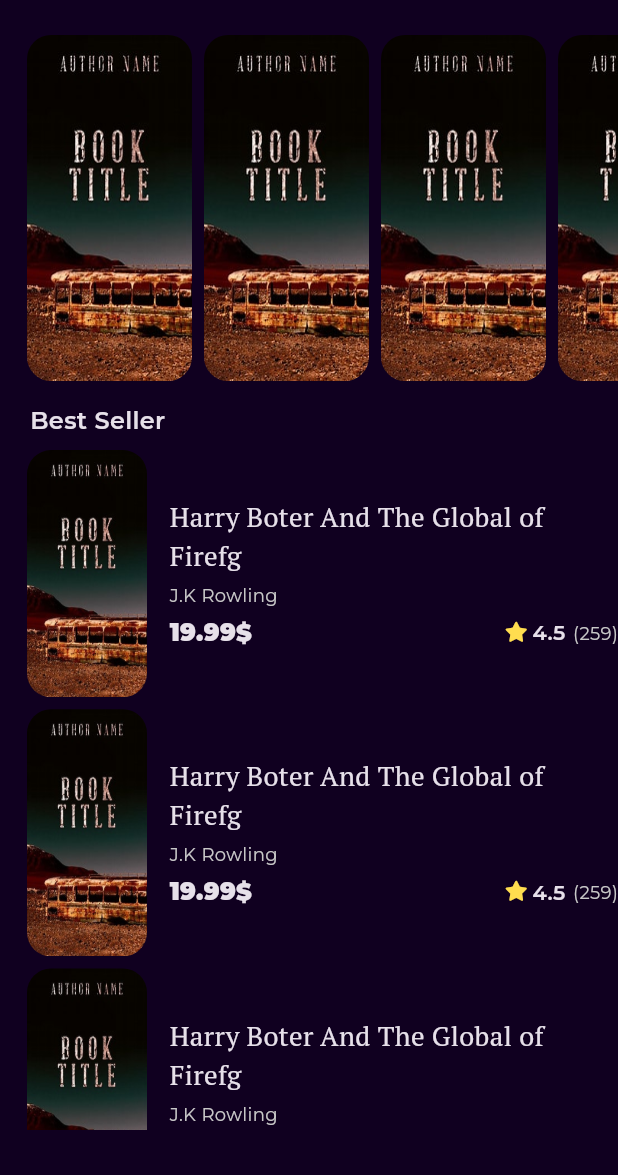
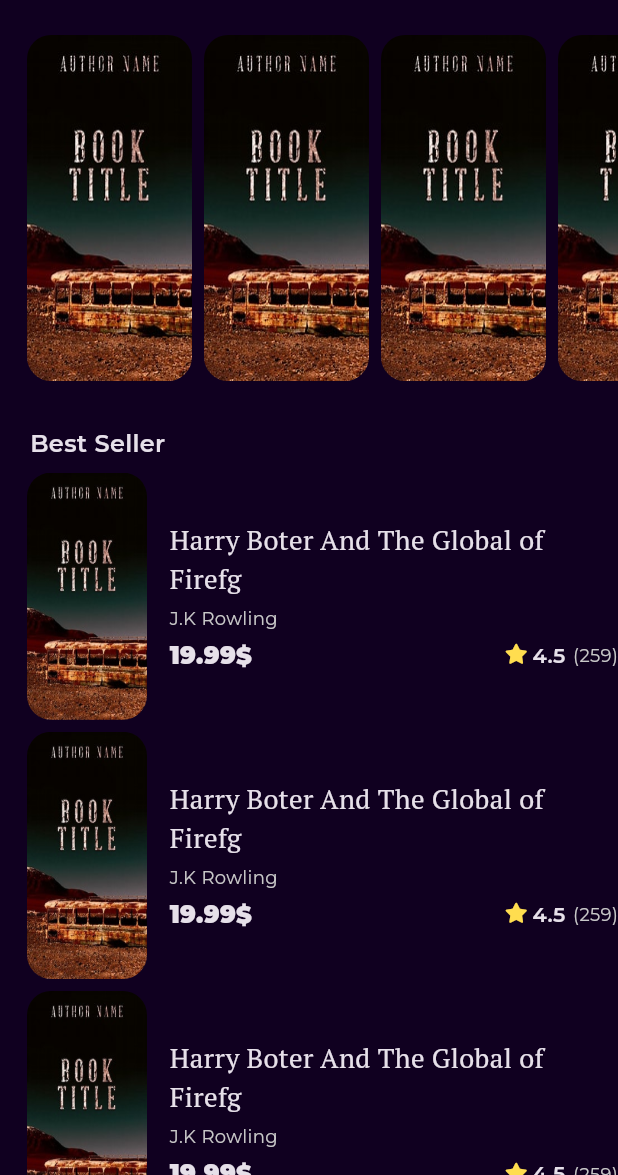
Before and after one commit to marwa-elmasry1/Bookly, a Flutter app: the screen it shows after launch, on a phone screen of 412 x 824 dp, the part 61-1236 px from its top. Run offline on Flutter 3.47's test engine with Material 3 defaults, Android fonts, the phone set to English and light mode, and no system bars; our stand-ins replace font_awesome_flutter, go_router, google_fonts.

```diff
--- /dev/null
+++ b/lib/core/utils/routes.dart
@@ -0,0 +1,20 @@
+import 'package:bookly/features/Home/presentation/views/book_view.dart';
+import 'package:bookly/features/Home/presentation/views/home_view.dart';
+import 'package:bookly/features/Splash/presentation/views/splash_view.dart';
+import 'package:go_router/go_router.dart';
+
+abstract class Routes {
+
+static String kSplashViewPath = '/';
+static String kHomeViewPath= '/homeView';
+static String kBookViewPath = '/bookView';
+
+  static final GoRouter router = GoRouter(
+  routes: [
+    GoRoute(path: kSplashViewPath, builder: (context, state)=> SplashView()),
+    GoRoute(path: kHomeViewPath, builder: (context, state)=> HomeView()),
+    GoRoute(path: kBookViewPath, builder: (context, state)=> BookView()),
+
+  ]
+  );
+}
--- /dev/null
+++ b/lib/features/Home/presentation/views/Home_widgets/best_seller_list_view.dart
@@ -0,0 +1,21 @@
+import 'package:bookly/features/Home/presentation/views/Home_widgets/best_seller_list_view_item.dart';
+import 'package:flutter/material.dart';
+
+class BestSellerListView extends StatelessWidget {
+  const BestSellerListView({super.key});
+
+  @override
+  Widget build(BuildContext context) {
+    return ListView.builder(
+      physics:NeverScrollableScrollPhysics() ,
+      // shrinkWrap: true,
+      padding: EdgeInsets.zero,
+      itemCount: 7,
+      itemBuilder: (context,index){
+      return Padding(
+        padding: const EdgeInsets.only(left: 10.0,top: 8.0),
+        child: BestSellerListViewItem(),
+      );
+    });
+  }
+}
--- a/lib/features/home_screen/presentation/views/widgets/best_seller_list_view_item.dart
+++ b/lib/features/Home/presentation/views/Home_widgets/best_seller_list_view_item.dart
@@ -1,6 +1,6 @@
 import 'package:bookly/core/utils/styles.dart';
 import 'package:bookly/core/widgets/rating.dart';
-import 'package:bookly/features/home_screen/presentation/views/widgets/custom_list_view_item.dart';
+import 'package:bookly/features/Home/presentation/views/Home_widgets/custom_list_view_item.dart';
 import 'package:flutter/material.dart';
 
 class BestSellerListViewItem extends StatelessWidget {
--- a/lib/features/home_screen/presentation/views/widgets/feature_books_list_view.dart
+++ b/lib/features/Home/presentation/views/Home_widgets/feature_books_list_view.dart
@@ -1,5 +1,5 @@
 
-import 'package:bookly/features/home_screen/presentation/views/widgets/custom_list_view_item.dart';
+import 'package:bookly/features/Home/presentation/views/Home_widgets/custom_list_view_item.dart';
 import 'package:flutter/material.dart';
 
 class FeatureBooksListView extends StatelessWidget {
--- /dev/null
+++ b/lib/features/Home/presentation/views/Home_widgets/home_view_body.dart
@@ -0,0 +1,34 @@
+import 'package:bookly/core/utils/styles.dart';
+import 'package:bookly/features/Home/presentation/views/Home_widgets/best_seller_list_view.dart';
+import 'package:bookly/features/Home/presentation/views/Home_widgets/custom_app_bar.dart';
+import 'package:bookly/features/Home/presentation/views/Home_widgets/feature_books_list_view.dart';
+import 'package:flutter/material.dart';
+
+class HomeViewBody extends StatelessWidget {
+  const HomeViewBody({super.key});
+
+  @override
+  Widget build(BuildContext context) {
+return CustomScrollView(
+  slivers: [
+    SliverToBoxAdapter(
+      child: Column(
+      crossAxisAlignment: CrossAxisAlignment.start,
+    children: [
+      CustomAppBar(),
+      FeatureBooksListView(),
+       Padding(
+         padding: const EdgeInsets.only(left: 20.0, top: 30),
+         child: Text('Best Seller',style: Styles.textStyle16),
+       ),
+
+      ]),
+    ),
+    SliverFillRemaining(
+      child:
+       BestSellerListView(),
+    )
+  ],
+);
+  }
+}
--- a/lib/features/home_screen/presentation/views/home_view.dart
+++ b/lib/features/Home/presentation/views/home_view.dart
@@ -1,4 +1,4 @@
-import 'package:bookly/features/home_screen/presentation/views/widgets/home_view_body.dart';
+import 'package:bookly/features/Home/presentation/views/Home_widgets/home_view_body.dart';
 import 'package:flutter/material.dart';
 
 class HomeView extends StatelessWidget {
--- a/lib/features/splash_screen/presentation/views/splash_view.dart
+++ b/lib/features/Splash/presentation/views/splash_view.dart
@@ -1,4 +1,4 @@
-import 'package:bookly/features/splash_screen/presentation/views/widgets/splash_view_body.dart';
+import 'package:bookly/features/Splash/presentation/views/widgets/splash_view_body.dart';
 import 'package:flutter/material.dart';
 
 class SplashView extends StatelessWidget {
--- a/lib/features/splash_screen/presentation/views/widgets/sliding_text.dart
+++ b/lib/features/Splash/presentation/views/widgets/sliding_text.dart
@@ -1,3 +1,4 @@
+import 'package:bookly/core/utils/styles.dart';
 import 'package:flutter/material.dart';
 
 class SlidingText extends StatelessWidget {
@@ -15,7 +16,8 @@ class SlidingText extends StatelessWidget {
       builder: (context, _) {
         return SlideTransition(
           position:animation ,
-          child: Text('Read Books..',
+          child: Text('Read More, Explore More',
+          style: Styles.textStyle12,
           textAlign: TextAlign.center,),
         );
       }
--- a/lib/features/home_screen/presentation/views/widgets/best_seller_list_view.dart
+++ /dev/null
@@ -1,24 +0,0 @@
-import 'package:bookly/features/home_screen/presentation/views/widgets/best_seller_list_view_item.dart';
-import 'package:flutter/material.dart';
-
-class BestSellerListView extends StatelessWidget {
-  const BestSellerListView({super.key});
-
-  @override
-  Widget build(BuildContext context) {
-    return Padding(
-      padding: const EdgeInsets.only(left: 10.0),
-      child: SizedBox(
-        height: MediaQuery.of(context).size.height* 0.56,
-        child: ListView.builder(
-          itemCount: 7,
-          itemBuilder: (context,index){
-          return Padding(
-            padding: const EdgeInsets.only(top: 8.0),
-            child: BestSellerListViewItem(),
-          );
-        }),
-      ),
-    );
-  }
-}
--- a/lib/features/home_screen/presentation/views/widgets/home_view_body.dart
+++ /dev/null
@@ -1,25 +0,0 @@
-import 'package:bookly/core/utils/styles.dart';
-import 'package:bookly/features/home_screen/presentation/views/widgets/best_seller_list_view.dart';
-import 'package:bookly/features/home_screen/presentation/views/widgets/custom_app_bar.dart';
-import 'package:bookly/features/home_screen/presentation/views/widgets/feature_books_list_view.dart';
-import 'package:flutter/material.dart';
-
-class HomeViewBody extends StatelessWidget {
-  const HomeViewBody({super.key});
-
-  @override
-  Widget build(BuildContext context) {
-    return Column(
-      crossAxisAlignment: CrossAxisAlignment.start,
-      children: [
-      CustomAppBar(),
-      FeatureBooksListView(),
-       Padding(
-         padding: const EdgeInsets.only(left: 20.0, top: 15),
-         child: Text('Best Seller',style: Styles.textStyle16),
-       ),
-       BestSellerListView(),
-
-      ]);
-  }
-}
--- a/lib/main.dart
+++ b/lib/main.dart
@@ -1,8 +1,6 @@
 import 'package:bookly/core/utils/constants.dart';
-import 'package:bookly/features/home_screen/presentation/views/home_view.dart';
-import 'package:bookly/features/splash_screen/presentation/views/splash_view.dart';
+import 'package:bookly/core/utils/routes.dart';
 import'package:flutter/material.dart';
-import 'package:get/get_navigation/src/root/get_material_app.dart';
 import 'package:google_fonts/google_fonts.dart';
 
 void main(){
@@ -14,11 +12,11 @@ class Bookly extends StatelessWidget {
 
   @override
   Widget build(BuildContext context) {
-    return GetMaterialApp(
+    return MaterialApp.router(
+      routerConfig: Routes.router ,
       debugShowCheckedModeBanner: false,
       theme: ThemeData.dark().copyWith(scaffoldBackgroundColor:kPrimaryColor,
       textTheme: GoogleFonts.montserratTextTheme(ThemeData.dark().textTheme)),
-      home: HomeView(),
     );
   }
 }
--- a/pubspec.yaml
+++ b/pubspec.yaml
@@ -32,7 +32,7 @@ dependencies:
   flutter:
     sdk: flutter
   font_awesome_flutter: ^10.10.0
-  get: ^4.7.2
+  go_router: ^16.2.0
   google_fonts: ^6.3.0
 
 dev_dependencies:
```
Also changed, not shown: lib/features/Home/presentation/views/Book_widgets/book_view_body.dart (added, +10 -0 lines), lib/features/Home/presentation/views/book_view.dart (added, +11 -0 lines), lib/features/Splash/presentation/views/widgets/splash_view_body.dart (renamed from lib/features/splash_screen/presentation/views/widgets/splash_view_body.dart, +18 -14 lines), lib/features/Home/presentation/views/Home_widgets/custom_app_bar.dart (renamed from lib/features/home_screen/presentation/views/widgets/custom_app_bar.dart), lib/features/Home/presentation/views/Home_widgets/custom_list_view_item.dart (renamed from lib/features/home_screen/presentation/views/widgets/custom_list_view_item.dart), pubspec.lock.
